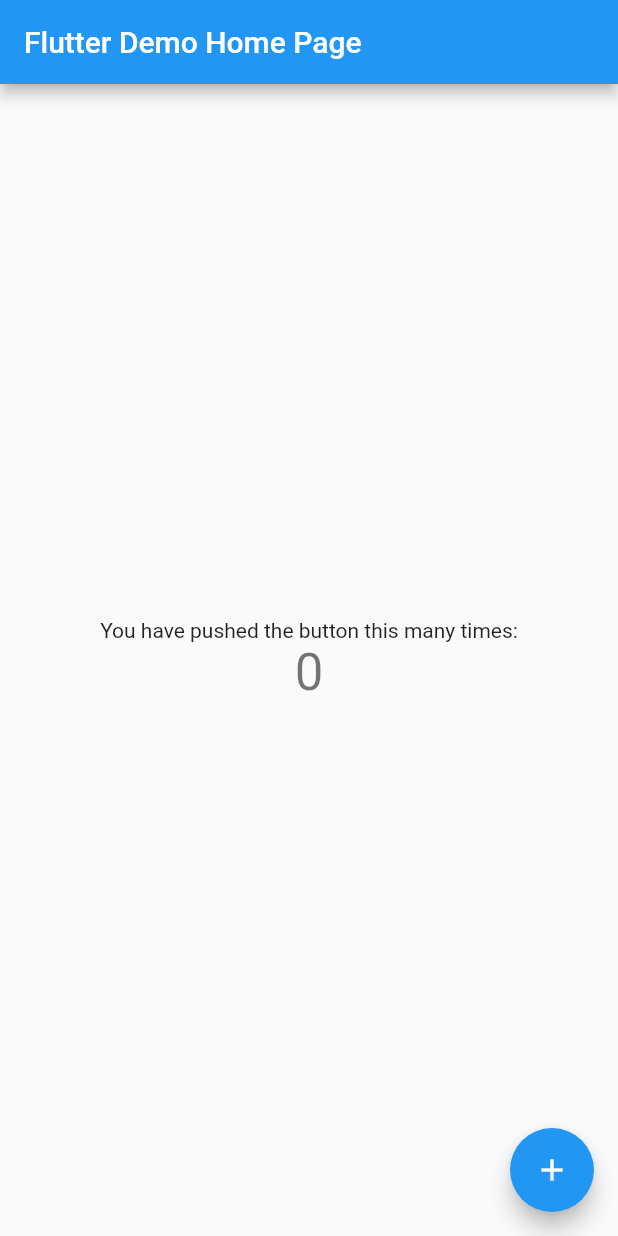
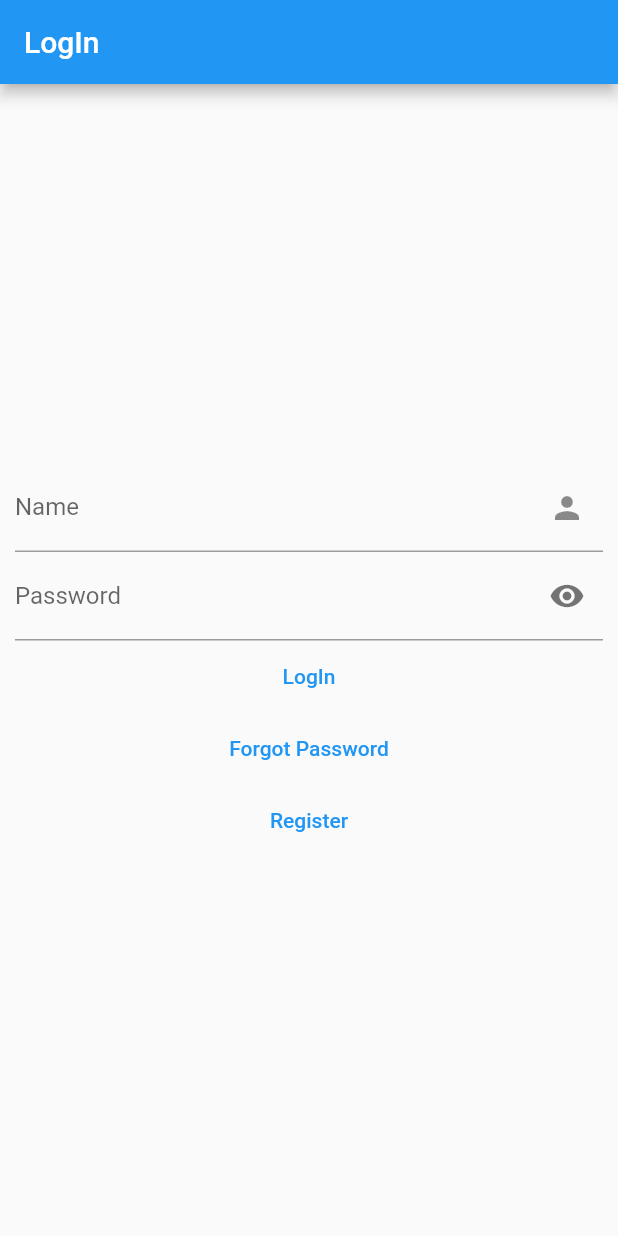
Before and after one commit to ishannadeep/E-Wallet, a Flutter app: the screen it shows after launch, on a phone screen of 412 x 824 dp. Run offline on Flutter 3.47's test engine with Material 2 defaults, Android fonts, the phone set to English and light mode, and no system bars; our stand-ins replace firebase_auth, firebase_core, flutter_spinkit; accounts and stored records are empty.

Commit message:
login interface and initialized the firbase

```diff
--- /dev/null
+++ b/lib/Interfaces/error.dart
@@ -0,0 +1,12 @@
+import 'package:flutter/material.dart';
+class FirebaseError extends StatelessWidget {
+  @override
+  Widget build(BuildContext context) {
+    return Container(
+      color: Colors.white,
+      child: Center(
+        child: Text("ERROR Can't connect to the server.Please check the internet connection",style: TextStyle(fontSize: 20,color: Colors.red),),
+      ),
+    );
+  }
+}
--- /dev/null
+++ b/lib/Interfaces/home.dart
@@ -0,0 +1,7 @@
+import 'package:flutter/material.dart';
+class Home extends StatelessWidget {
+  @override
+  Widget build(BuildContext context) {
+    return Container(child: Text("Home"),);
+  }
+}
--- /dev/null
+++ b/lib/Interfaces/loading.dart
@@ -0,0 +1,14 @@
+import 'package:flutter/material.dart';
+import 'package:flutter_spinkit/flutter_spinkit.dart';
+class Loading extends StatelessWidget {
+  @override
+  Widget build(BuildContext context) {
+    return Container(
+        color: Colors.white,
+
+        child: SpinKitWave(
+      color: Colors.blue,
+      size: 50.0,
+    ));
+  }
+}
--- /dev/null
+++ b/lib/Interfaces/login.dart
@@ -0,0 +1,96 @@
+import 'package:flutter/material.dart';
+
+class Login extends StatefulWidget {
+  @override
+  _LoginState createState() => _LoginState();
+}
+
+class _LoginState extends State<Login> {
+  bool _obscuretext = true;
+
+  void _togglePass() {
+    setState(() {
+      _obscuretext = !_obscuretext;
+    });
+
+  }
+
+  @override
+  Widget build(BuildContext context) {
+    return Scaffold(
+      appBar: AppBar(
+        title: Text("LogIn"),
+      ),
+      body: Center(
+
+        child: SingleChildScrollView(
+          child: Row(
+            children: [
+              SizedBox(
+                width: 10,
+              ),
+              Expanded(
+                child: Column(
+                  children: [
+                    TextFormField(
+                      decoration: InputDecoration(
+                          labelText: "Name", suffixIcon: Icon(Icons.person)),
+                    ),
+                    TextFormField(
+                    obscureText: _obscuretext,
+                    decoration: InputDecoration(
+                      labelText: "Password",
+                      suffixIcon: IconButton(
+                        icon: _obscuretext
+                            ? Icon(Icons.remove_red_eye)
+                            : Icon(Icons.remove_red_eye_outlined),
+                        onPressed: _togglePass,
+                        color: Colors.black54,
+                      ),
+                    ),
+                    ),
+
+                    Row(
+                      children: [
+                        SizedBox(width: 50,),
+                        Expanded(
+                          child: Column(
+                            children: [
+                              Row(
+                                children: [
+                                  Expanded(child: TextButton(onPressed: () {}, child: Text("LogIn"))),
+                                ],
+                              ),
+                              Row(
+                                children: [
+                                  Expanded(
+                                    child: TextButton(
+                                        onPressed: () {}, child: Text("Forgot Password")),
+                                  ),
+                                ],
+                              ),
+                              Row(
+                                children: [
+                                  Expanded(child: TextButton(onPressed: () {}, child: Text("Register"))),
+                                ],
+                              ),
+
+                            ],
+                          ),
+                        ),
+                        SizedBox(width: 50,),
+                      ],
+                    ),
+                  ],
+                ),
+              ),
+              SizedBox(
+                width: 10,
+              ),
+            ],
+          ),
+        ),
+      ),
+    );
+  }
+}
--- a/lib/main.dart
+++ b/lib/main.dart
@@ -1,113 +1,42 @@
+import 'package:e_wallet/wrapper.dart';
 import 'package:flutter/material.dart';
+import 'package:firebase_core/firebase_core.dart';
+import 'Interfaces/error.dart';
+import 'Interfaces/login.dart';
+import 'Interfaces/loading.dart';
 
 void main() {
+  WidgetsFlutterBinding.ensureInitialized();
   runApp(MyApp());
 }
 
 class MyApp extends StatelessWidget {
   // This widget is the root of your application.
+  final Future<FirebaseApp> _initialization = Firebase.initializeApp();
+
   @override
   Widget build(BuildContext context) {
     return MaterialApp(
       title: 'Flutter Demo',
       theme: ThemeData(
-        // This is the theme of your application.
-        //
-        // Try running your application with "flutter run". You'll see the
-        // application has a blue toolbar. Then, without quitting the app, try
-        // changing the primarySwatch below to Colors.green and then invoke
-        // "hot reload" (press "r" in the console where you ran "flutter run",
-        // or simply save your changes to "hot reload" in a Flutter IDE).
-        // Notice that the counter didn't reset back to zero; the application
-        // is not restarted.
         primarySwatch: Colors.blue,
       ),
-      home: MyHomePage(title: 'Flutter Demo Home Page'),
+      home: FutureBuilder(
+        // Initialize FlutterFire:
+        future: _initialization,
+        builder: (context, snapshot) {
+          // Check for errors
+          if (snapshot.hasError) {
+            return FirebaseError();
+          }
+          // Once complete, show your application
+          if (snapshot.connectionState == ConnectionState.done) {
+            return Wrapper();
+          }
+          // Otherwise, show something whilst waiting for initialization to complete
+          return Loading();
+        },
+      ),
     );
   }
 }
-
-class MyHomePage extends StatefulWidget {
-  MyHomePage({Key key, this.title}) : super(key: key);
-
-  // This widget is the home page of your application. It is stateful, meaning
-  // that it has a State object (defined below) that contains fields that affect
-  // how it looks.
-
-  // This class is the configuration for the state. It holds the values (in this
-  // case the title) provided by the parent (in this case the App widget) and
-  // used by the build method of the State. Fields in a Widget subclass are
-  // always marked "final".
-
-  final String title;
-
-  @override
-  _MyHomePageState createState() => _MyHomePageState();
-}
-
-class _MyHomePageState extends State<MyHomePage> {
-  int _counter = 0;
-
-  void _incrementCounter() {
-    setState(() {
-      // This call to setState tells the Flutter framework that something has
-      // changed in this State, which causes it to rerun the build method below
-      // so that the display can reflect the updated values. If we changed
-      // _counter without calling setState(), then the build method would not be
-      // called again, and so nothing would appear to happen.
-      _counter++;
-    });
-  }
-
-  @override
-  Widget build(BuildContext context) {
-    // This method is rerun every time setState is called, for instance as done
-    // by the _incrementCounter method above.
-    //
-    // The Flutter framework has been optimized to make rerunning build methods
-    // fast, so that you can just rebuild anything that needs updating rather
-    // than having to individually change instances of widgets.
-    return Scaffold(
-      appBar: AppBar(
-        // Here we take the value from the MyHomePage object that was created by
-        // the App.build method, and use it to set our appbar title.
-        title: Text(widget.title),
-      ),
-      body: Center(
-        // Center is a layout widget. It takes a single child and positions it
-        // in the middle of the parent.
-        child: Column(
-          // Column is also a layout widget. It takes a list of children and
-          // arranges them vertically. By default, it sizes itself to fit its
-          // children horizontally, and tries to be as tall as its parent.
-          //
-          // Invoke "debug painting" (press "p" in the console, choose the
-          // "Toggle Debug Paint" action from the Flutter Inspector in Android
-          // Studio, or the "Toggle Debug Paint" command in Visual Studio Code)
-          // to see the wireframe for each widget.
-          //
-          // Column has various properties to control how it sizes itself and
-          // how it positions its children. Here we use mainAxisAlignment to
-          // center the children vertically; the main axis here is the vertical
-          // axis because Columns are vertical (the cross axis would be
-          // horizontal).
-          mainAxisAlignment: MainAxisAlignment.center,
-          children: <Widget>[
-            Text(
-              'You have pushed the button this many times:',
-            ),
-            Text(
-              '$_counter',
-              style: Theme.of(context).textTheme.headline4,
-            ),
-          ],
-        ),
-      ),
-      floatingActionButton: FloatingActionButton(
-        onPressed: _incrementCounter,
-        tooltip: 'Increment',
-        child: Icon(Icons.add),
-      ), // This trailing comma makes auto-formatting nicer for build methods.
-    );
-  }
-}
--- /dev/null
+++ b/lib/wrapper.dart
@@ -0,0 +1,33 @@
+import 'package:e_wallet/Interfaces/home.dart';
+import 'package:e_wallet/Interfaces/login.dart';
+import 'package:firebase_auth/firebase_auth.dart';
+import 'package:flutter/material.dart';
+
+class Wrapper extends StatefulWidget {
+  @override
+  _WrapperState createState() => _WrapperState();
+}
+
+class _WrapperState extends State<Wrapper> {
+  bool userstate=false;
+  FirebaseAuth auth=FirebaseAuth.instance;
+  @override
+  Widget build(BuildContext context) {
+    auth
+        .authStateChanges()
+        .listen((User user) {
+          print("usre");
+          print(user);
+      if (user == null) {
+        userstate=false;
+      } else {
+        userstate=true;
+      }
+    });
+    if(userstate){
+      return Home();
+    }else{
+      return Login();
+    }
+  }
+}
--- a/pubspec.yaml
+++ b/pubspec.yaml
@@ -28,6 +28,9 @@ dependencies:
   # The following adds the Cupertino Icons font to your application.
   # Use with the CupertinoIcons class for iOS style icons.
   cupertino_icons: ^1.0.2
+  firebase_core: ^1.1.0
+  firebase_auth: ^1.1.2
+  flutter_spinkit: ^5.0.0
 
 dev_dependencies:
   flutter_test:
```
Also changed, not shown: lib/Interfaces/register.dart (added), pubspec.lock, 3 other files.
